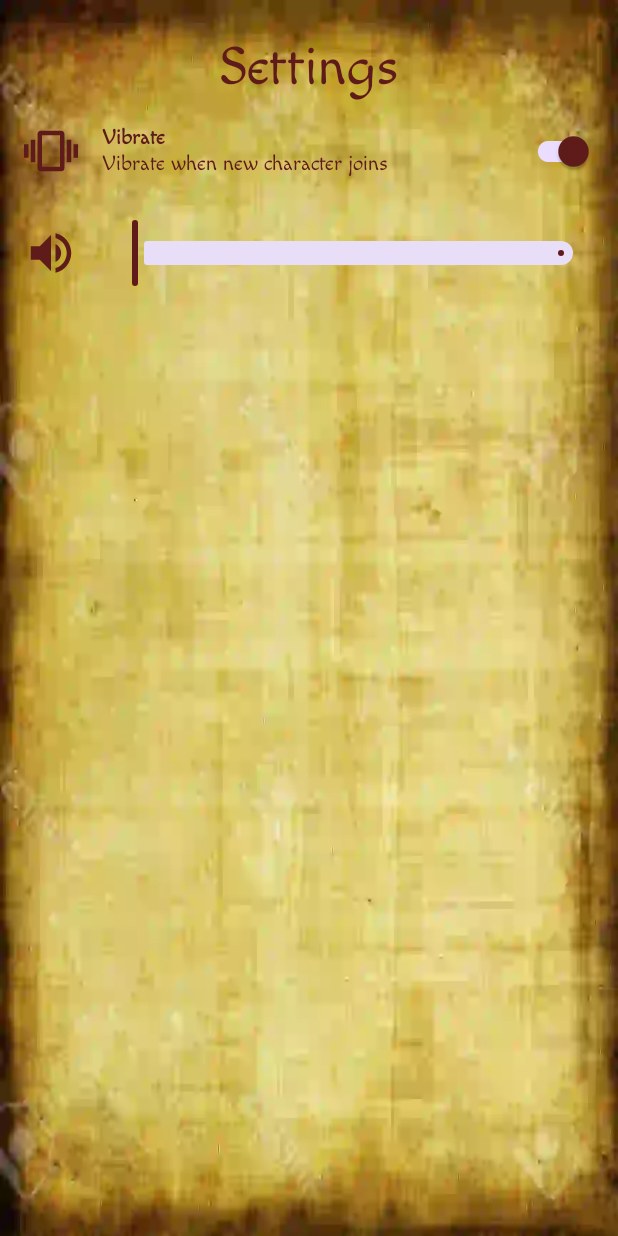
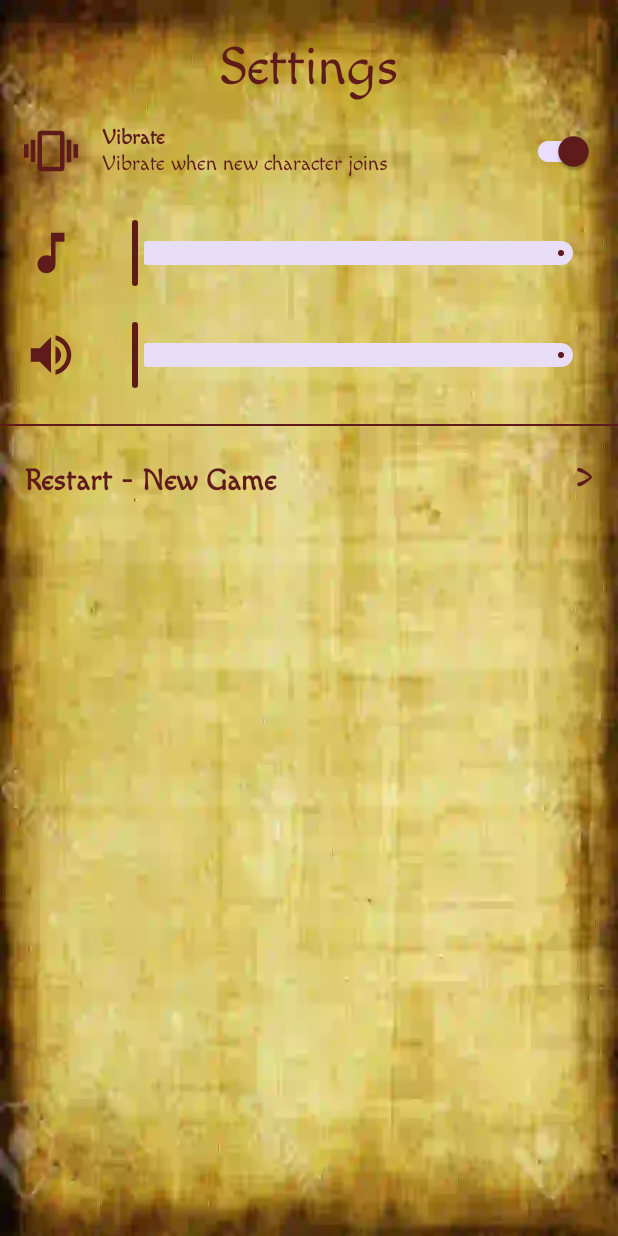
Before and after one commit to Manolek1975/lostrealm, an Android app: the SettingsActivity screen opened directly, with no data from a screen before it, on a phone screen of 412 x 824 dp. Run offline under Robolectric (Android 15) with nearby library versions, the phone set to English and light mode, and no system bars; Roboto replaces fonts that are not available here.

Commit message:
Restart Game and Delete DB

```diff
--- a/app/src/main/java/com/delek/lostrealm/ui/main/MainActivity.kt
+++ b/app/src/main/java/com/delek/lostrealm/ui/main/MainActivity.kt
@@ -48,13 +48,10 @@ class MainActivity : AppCompatActivity() {
         player.setVolume(100f, 100f)
         player.start()
 
-
         db = DBHelper(this)
-        //db.onCreate(db.writableDatabase)
         binding.tvHome.text = getString(R.string.text_main_button)
         binding.tvVersion.text = getString(R.string.app_version)
         binding.tvHome.blink()
-
 
         binding.tvHome.setOnClickListener {
             if (db.isEmpty("roles")) {
--- a/app/src/main/java/com/delek/lostrealm/ui/nav/map/MapViewModel.kt
+++ b/app/src/main/java/com/delek/lostrealm/ui/nav/map/MapViewModel.kt
@@ -7,7 +7,7 @@ import androidx.lifecycle.ViewModel
 class MapViewModel : ViewModel() {
 
     private val _text = MutableLiveData<String>().apply {
-        value = "This is gallery Fragment"
+        value = "This is MAP Fragment"
     }
     val text: LiveData<String> = _text
 }
--- /dev/null
+++ b/app/src/main/res/drawable/dialog_bg.xml
@@ -0,0 +1,10 @@
+<?xml version="1.0" encoding="utf-8"?>
+<shape xmlns:android="http://schemas.android.com/apk/res/android">
+
+    <solid
+        android:color="@color/white"/>
+
+    <corners
+        android:radius="30dp" />
+
+</shape>
--- /dev/null
+++ b/app/src/main/res/drawable/ic_go.xml
@@ -0,0 +1,5 @@
+<vector xmlns:android="http://schemas.android.com/apk/res/android" android:autoMirrored="true" android:height="36dp" android:tint="#FFFFFF" android:viewportHeight="24" android:viewportWidth="24" android:width="36dp">
+
+    <path android:fillColor="@android:color/white" android:pathData="M10,6L8.59,7.41 13.17,12l-4.58,4.59L10,18l6,-6z"/>
+
+</vector>
--- /dev/null
+++ b/app/src/main/res/drawable/ic_music_off.xml
@@ -0,0 +1,5 @@
+<vector xmlns:android="http://schemas.android.com/apk/res/android" android:height="36dp" android:tint="#000000" android:viewportHeight="24" android:viewportWidth="24" android:width="36dp">
+
+    <path android:fillColor="@android:color/white" android:pathData="M4.27,3L3,4.27l9,9v0.28c-0.59,-0.34 -1.27,-0.55 -2,-0.55 -2.21,0 -4,1.79 -4,4s1.79,4 4,4 4,-1.79 4,-4v-1.73L19.73,21 21,19.73 4.27,3zM14,7h4V3h-6v5.18l2,2z"/>
+
+</vector>
--- a/app/src/main/res/layout/activity_settings.xml
+++ b/app/src/main/res/layout/activity_settings.xml
@@ -17,7 +17,6 @@
         android:text="@string/menu_settings"
         android:textAlignment="center"
         android:textSize="36sp"/>
-
 
     <LinearLayout
         android:layout_width="match_parent"
@@ -71,13 +70,13 @@
         android:orientation="horizontal">
 
         <ImageView
-            android:id="@+id/icon_volume"
+            android:id="@+id/icon_music"
             android:layout_width="wrap_content"
             android:layout_height="wrap_content"
             android:layout_margin="16dp"
             android:contentDescription="@string/todo"
             app:tint="@color/primary"
-            android:src="@drawable/ic_volume"/>
+            android:src="@drawable/ic_music"/>
 
         <com.google.android.material.slider.RangeSlider
             android:id="@+id/volumeBar"
@@ -95,4 +94,69 @@
 
         </LinearLayout>
 
+    <LinearLayout
+        android:layout_width="match_parent"
+        android:layout_height="wrap_content"
+        android:gravity="center_vertical"
+        android:orientation="horizontal">
+
+        <ImageView
+            android:id="@+id/icon_sound"
+            android:layout_width="wrap_content"
+            android:layout_height="wrap_content"
+            android:layout_margin="16dp"
+            android:contentDescription="@string/todo"
+            app:tint="@color/primary"
+            android:src="@drawable/ic_sound"/>
+
+        <com.google.android.material.slider.RangeSlider
+            android:id="@+id/soundBar"
+            android:layout_width="match_parent"
+            android:layout_height="wrap_content"
+            android:layout_marginEnd="16dp"
+            android:contentDescription="@string/todo"
+            android:progressTint="@color/primary"
+            android:thumbTint="@color/primary"
+            android:value="0"
+            android:valueFrom="0"
+            android:valueTo="100"
+            app:thumbColor="@color/primary"
+            app:trackColorActive="@color/primary" />
+
     </LinearLayout>
+
+    <com.google.android.material.divider.MaterialDivider
+        android:layout_width="match_parent"
+        android:layout_height="wrap_content"
+        android:layout_marginTop="12dp"
+        app:dividerColor="@color/primary" />
+
+    <LinearLayout
+        android:layout_width="match_parent"
+        android:layout_height="wrap_content"
+        android:orientation="horizontal">
+
+        <androidx.appcompat.widget.AppCompatTextView
+            android:id="@+id/restart"
+            android:layout_width="0dp"
+            android:layout_height="wrap_content"
+            android:layout_weight="1"
+            android:layout_margin="16dp"
+            android:contentDescription="@string/todo"
+            android:text="@string/new_game"
+            android:textSize="20sp"
+            android:textStyle="bold"
+            android:src="@drawable/ic_sound"/>
+
+        <androidx.appcompat.widget.AppCompatTextView
+            android:layout_width="wrap_content"
+            android:layout_height="wrap_content"
+            android:layout_margin="16dp"
+            android:contentDescription="@string/todo"
+            android:text="@string/go"
+            android:textSize="30sp"
+            android:src="@drawable/ic_sound"/>
+    </LinearLayout>
+
+
+    </LinearLayout>
--- a/app/src/main/res/values/strings.xml
+++ b/app/src/main/res/values/strings.xml
@@ -74,6 +74,8 @@
     <string name="menu_map">Map</string>
     <string name="vibrate">Vibrate</string>
     <string name="desc_vibrate">Vibrate when new character joins</string>
+    <string name="new_game">Restart - New Game</string>
+    <string name="go"><![CDATA[>]]></string>
 
 
 </resources>
--- a/app/src/main/res/values/themes.xml
+++ b/app/src/main/res/values/themes.xml
@@ -32,6 +32,17 @@
 
     </style>
 
+    <style name="AppTheme.AlertDialogStyle.NoActionBar" parent="Theme.AppCompat.Light.Dialog.Alert">
+        <item name="android:windowBackground">@drawable/dialog_bg</item>
+        <!-- Used for the buttons -->
+        <item name="colorAccent">#FFC107</item>
+        <!-- Used for the title and text -->
+        <item name="android:textColorPrimary">#FFFFFF</item>
+        <!-- Used for the background -->
+        <item name="android:background">@color/primary</item>
+
+    </style>
+
     <style name="Base.Theme.LostRealm.AppBarOverlay" parent="ThemeOverlay.AppCompat.Dark.ActionBar" />
 
     <style name="Base.Theme.LostRealm.PopupOverlay" parent="ThemeOverlay.AppCompat.Light" />
```
Also changed, not shown: app/src/main/java/com/delek/lostrealm/database/helper/DBHelper.kt (+17 -0 lines), app/src/main/java/com/delek/lostrealm/ui/settings/SettingsActivity.kt (+34 -3 lines), app/src/main/res/layout/fragment_home.xml (+35 -12 lines), gradle/libs.versions.toml (+4 -4 lines), app/src/main/res/drawable/ic_sound.xml (renamed from app/src/main/res/drawable/ic_volume.xml), app/src/main/res/drawable/ic_sound_off.xml (renamed from app/src/main/res/drawable/ic_mute.xml).
